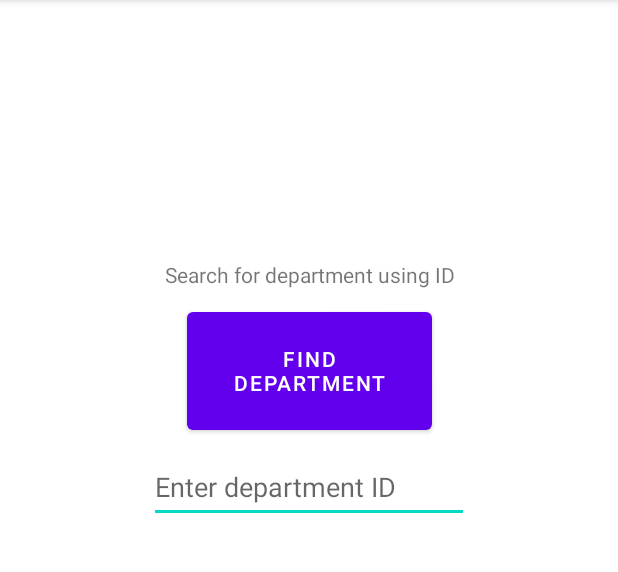
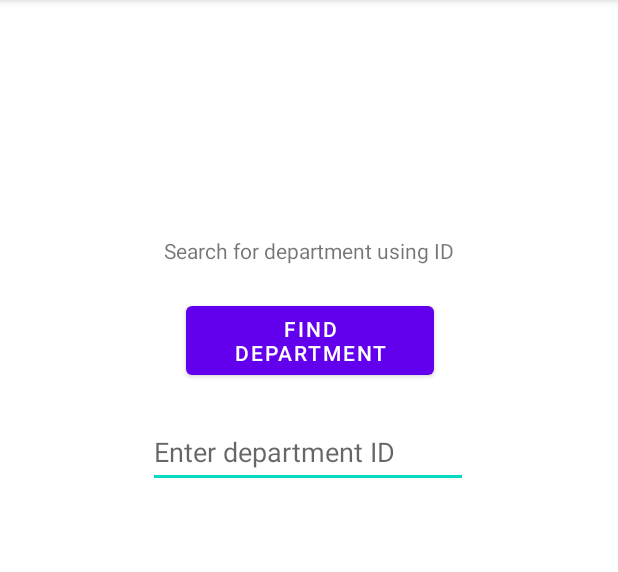
Before and after one commit to AlkisPouros/Panhellenic-exams, an Android app: the FindDepartmentActivity screen opened directly, with no data from a screen before it, on a phone screen of 412 x 824 dp, the part 84-656 px from its top. Run offline under Robolectric (Android 15) with nearby library versions, the phone set to English and light mode, and no system bars.

Commit message:
Pulling and merging with my local changes

```diff
--- a/app/src/main/res/layout/activity_find_department.xml
+++ b/app/src/main/res/layout/activity_find_department.xml
@@ -7,22 +7,23 @@
 
     <Button
         android:id="@+id/FindDepartment"
-        android:layout_width="163dp"
-        android:layout_height="0dp"
-        android:layout_marginBottom="8dp"
+        android:layout_width="165dp"
+        android:layout_height="58dp"
+        android:layout_marginStart="16dp"
+        android:layout_marginEnd="16dp"
+        android:layout_marginBottom="21dp"
         android:text="Find Department"
         app:layout_constraintBottom_toTopOf="@+id/EnterDepartmentID"
-        app:layout_constraintEnd_toEndOf="parent"
-        app:layout_constraintStart_toStartOf="parent"
+        app:layout_constraintEnd_toEndOf="@+id/SearchForDepartment"
+        app:layout_constraintStart_toStartOf="@+id/SearchForDepartment"
         app:layout_constraintTop_toBottomOf="@+id/SearchForDepartment" />
 
     <TextView
         android:id="@+id/SearchForDepartment"
         android:layout_width="wrap_content"
         android:layout_height="wrap_content"
-        android:layout_marginStart="1dp"
-        android:layout_marginTop="173dp"
-        android:layout_marginBottom="9dp"
+        android:layout_marginTop="157dp"
+        android:layout_marginBottom="21dp"
         android:text="Search for department using ID"
         app:layout_constraintBottom_toTopOf="@+id/FindDepartment"
         app:layout_constraintEnd_toEndOf="parent"
@@ -33,7 +34,7 @@
         android:id="@+id/EnterDepartmentID"
         android:layout_width="wrap_content"
         android:layout_height="wrap_content"
-        android:layout_marginBottom="24dp"
+        android:layout_marginBottom="37dp"
         android:ems="10"
         android:hint="Enter department ID"
         android:inputType="number"
@@ -45,9 +46,9 @@
 
     <TextView
         android:id="@+id/Department"
-        android:layout_width="wrap_content"
-        android:layout_height="wrap_content"
-        android:layout_marginBottom="376dp"
+        android:layout_width="1dp"
+        android:layout_height="0dp"
+        android:layout_marginBottom="357dp"
         android:text=""
         app:layout_constraintBottom_toBottomOf="parent"
         app:layout_constraintEnd_toEndOf="parent"
```
Also changed, not shown: app/src/main/java/gr/aueb/sweng22/team04/view/FindDepartment/FindDepartmentActivity.java (line endings or trailing spaces), app/src/main/java/gr/aueb/sweng22/team04/view/FindDepartment/FindDepartmentPresenter.java (line endings or trailing spaces), app/src/main/java/gr/aueb/sweng22/team04/view/FindDepartment/FindDepartmentView.java (line endings or trailing spaces), app/src/main/java/gr/aueb/sweng22/team04/view/FindDepartment/FindDepartmentViewModel.java (line endings or trailing spaces), 1 other file.
